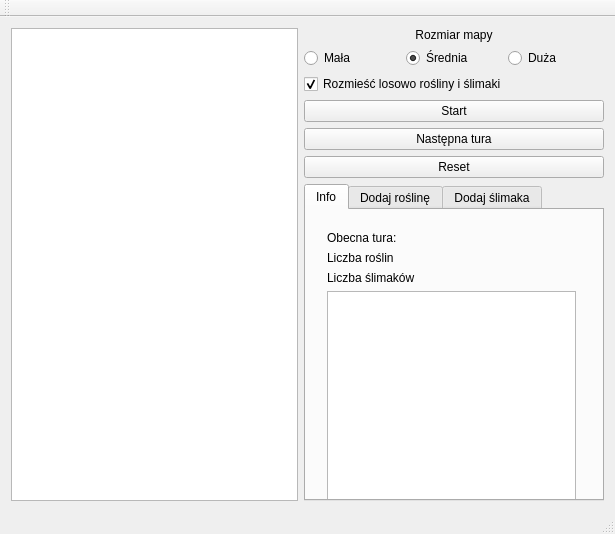
This is mainwindow.ui in KarolStachurka/PJC as Qt 5 draws it before an edit. The edited form follows.
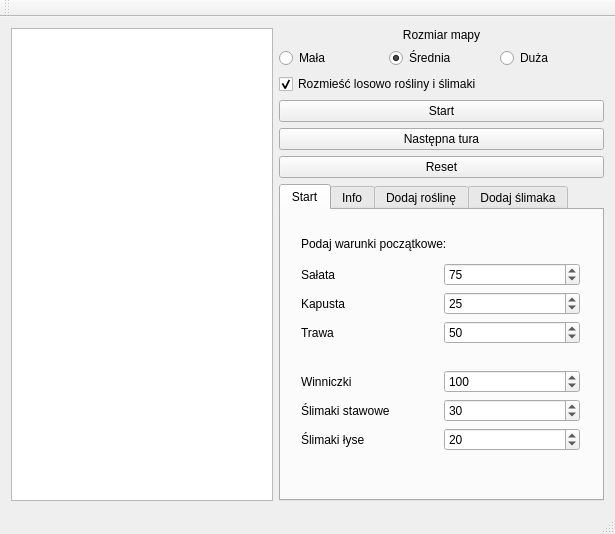
This is the edited form.

Commit message: add new start options

The edit to the form file:
```diff
--- a/mainwindow.ui
+++ b/mainwindow.ui
@@ -156,13 +156,13 @@
           </property>
           <property name="minimumSize">
            <size>
-            <width>300</width>
+            <width>325</width>
             <height>300</height>
            </size>
           </property>
           <property name="maximumSize">
            <size>
-            <width>300</width>
+            <width>325</width>
             <height>40000</height>
            </size>
           </property>
@@ -178,6 +178,145 @@
           <property name="currentIndex">
            <number>0</number>
           </property>
+          <widget class="QWidget" name="StartTab">
+           <attribute name="title">
+            <string>Start</string>
+           </attribute>
+           <widget class="QWidget" name="gridLayoutWidget_3">
+            <property name="geometry">
+             <rect>
+              <x>9</x>
+              <y>9</y>
+              <width>301</width>
+              <height>243</height>
+             </rect>
+            </property>
+            <layout class="QGridLayout" name="gridLayout_4">
+             <item row="6" column="0">
+              <widget class="QLabel" name="label_5">
+               <property name="text">
+                <string>Ślimaki stawowe</string>
+               </property>
+              </widget>
+             </item>
+             <item row="4" column="0" colspan="2">
+              <spacer name="horizontalSpacer_2">
+               <property name="orientation">
+                <enum>Qt::Horizontal</enum>
+               </property>
+               <property name="sizeHint" stdset="0">
+                <size>
+                 <width>40</width>
+                 <height>20</height>
+                </size>
+               </property>
+              </spacer>
+             </item>
+             <item row="1" column="0">
+              <widget class="QLabel" name="label">
+               <property name="text">
+                <string>Sałata</string>
+               </property>
+              </widget>
+             </item>
+             <item row="2" column="0">
+              <widget class="QLabel" name="label_2">
+               <property name="text">
+                <string>Kapusta</string>
+               </property>
+              </widget>
+             </item>
+             <item row="3" column="0">
+              <widget class="QLabel" name="label_3">
+               <property name="text">
+                <string>Trawa</string>
+               </property>
+              </widget>
+             </item>
+             <item row="5" column="0">
+              <widget class="QLabel" name="label_4">
+               <property name="text">
+                <string>Winniczki</string>
+               </property>
+              </widget>
+             </item>
+             <item row="7" column="0">
+              <widget class="QLabel" name="label_6">
+               <property name="text">
+                <string>Ślimaki łyse</string>
+               </property>
+              </widget>
+             </item>
+             <item row="0" column="0" colspan="2">
+              <widget class="QLabel" name="label_7">
+               <property name="text">
+                <string>Podaj warunki początkowe:</string>
+               </property>
+              </widget>
+             </item>
+             <item row="1" column="1">
+              <widget class="QSpinBox" name="lettuceNumberEdit">
+               <property name="maximum">
+                <number>999</number>
+               </property>
+               <property name="value">
+                <number>75</number>
+               </property>
+              </widget>
+             </item>
+             <item row="2" column="1">
+              <widget class="QSpinBox" name="cabbageNumberEdit">
+               <property name="maximum">
+                <number>999</number>
+               </property>
+               <property name="value">
+                <number>25</number>
+               </property>
+              </widget>
+             </item>
+             <item row="3" column="1">
+              <widget class="QSpinBox" name="grassNumberEdit">
+               <property name="maximum">
+                <number>999</number>
+               </property>
+               <property name="value">
+                <number>50</number>
+               </property>
+              </widget>
+             </item>
+             <item row="5" column="1">
+              <widget class="QSpinBox" name="helixNumberEdit">
+               <property name="maximum">
+                <number>999</number>
+               </property>
+               <property name="value">
+                <number>100</number>
+               </property>
+              </widget>
+             </item>
+             <item row="6" column="1">
+              <widget class="QSpinBox" name="slugNumberEdit">
+               <property name="maximum">
+                <number>999</number>
+               </property>
+               <property name="value">
+                <number>30</number>
+               </property>
+              </widget>
+             </item>
+             <item row="7" column="1">
+              <widget class="QSpinBox" name="wormNumberEdit">
+               <property name="maximum">
+                <number>999</number>
+               </property>
+               <property name="value">
+                <number>20</number>
+               </property>
+              </widget>
+             </item>
+            </layout>
+           </widget>
+          </widget>
           <widget class="QWidget" name="infoTab">
            <property name="maximumSize">
             <size>
```
The commit also changes 4 other files.
